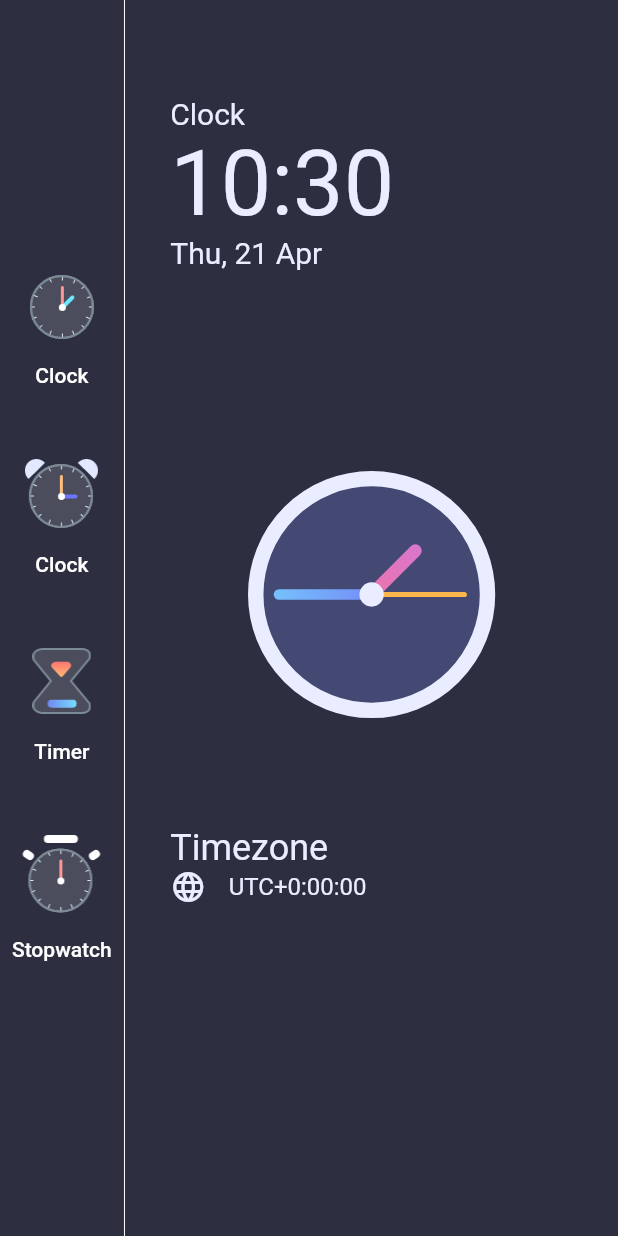
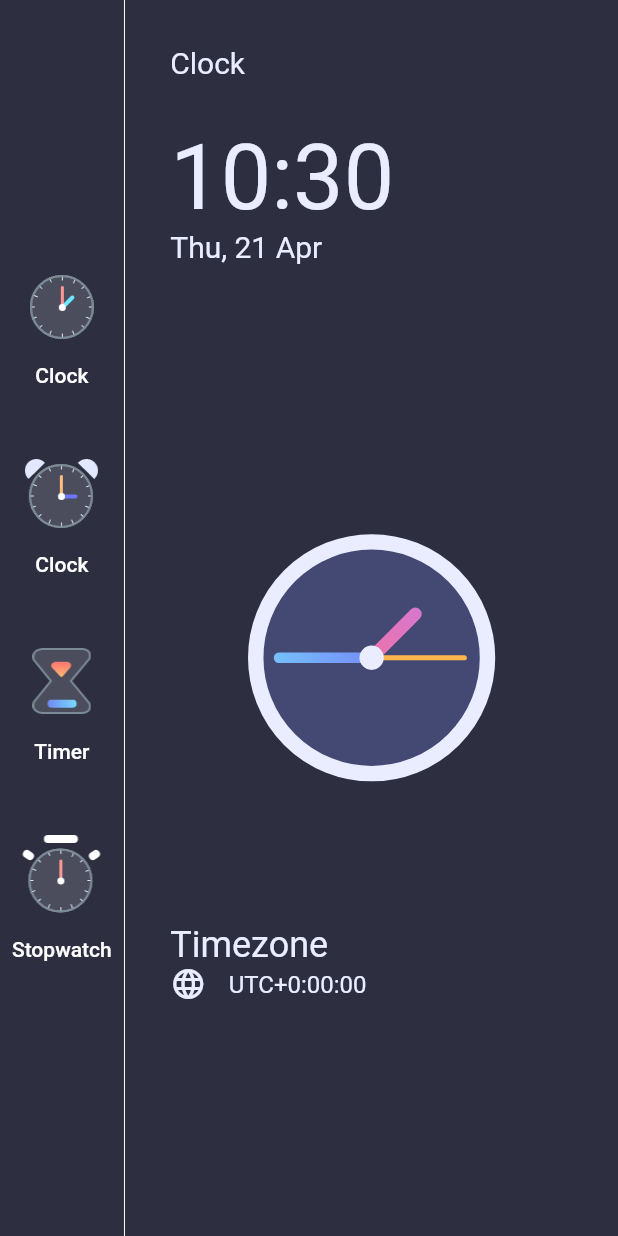
Before and after one commit to jeremyessien/clock_app, a Flutter app: the screen it shows after launch, on a phone screen of 412 x 824 dp. Run offline on Flutter 3.47's test engine with Material 2 defaults, Android fonts, the phone set to English and light mode, and no system bars.

Commit message:
Update homepage.dart

```diff
--- a/lib/homepage.dart
+++ b/lib/homepage.dart
@@ -38,18 +38,21 @@ class _HomePageState extends State<HomePage> {
           ),
           Expanded(
             child: Container(
-              padding: EdgeInsets.symmetric(horizontal: 30, vertical: 64),
+              padding: EdgeInsets.symmetric(horizontal: 30, vertical: 30),
               alignment: Alignment.center,
               child: Column(
                 crossAxisAlignment: CrossAxisAlignment.start,
                 children: [
-                  Flexible(
+                  Padding(
+                    padding: const EdgeInsets.only(bottom: 30.0),
+                    child: Flexible(
                       flex: 1,
                       child: Text(
                         'Clock',
                         style: TextStyle(
                           color: kOutlineBrushColor,
                           fontSize: 20,
+                        ),
                       ),
                     ),
                   ),
```
Lines whose indentation alone changed are shown as unchanged.
